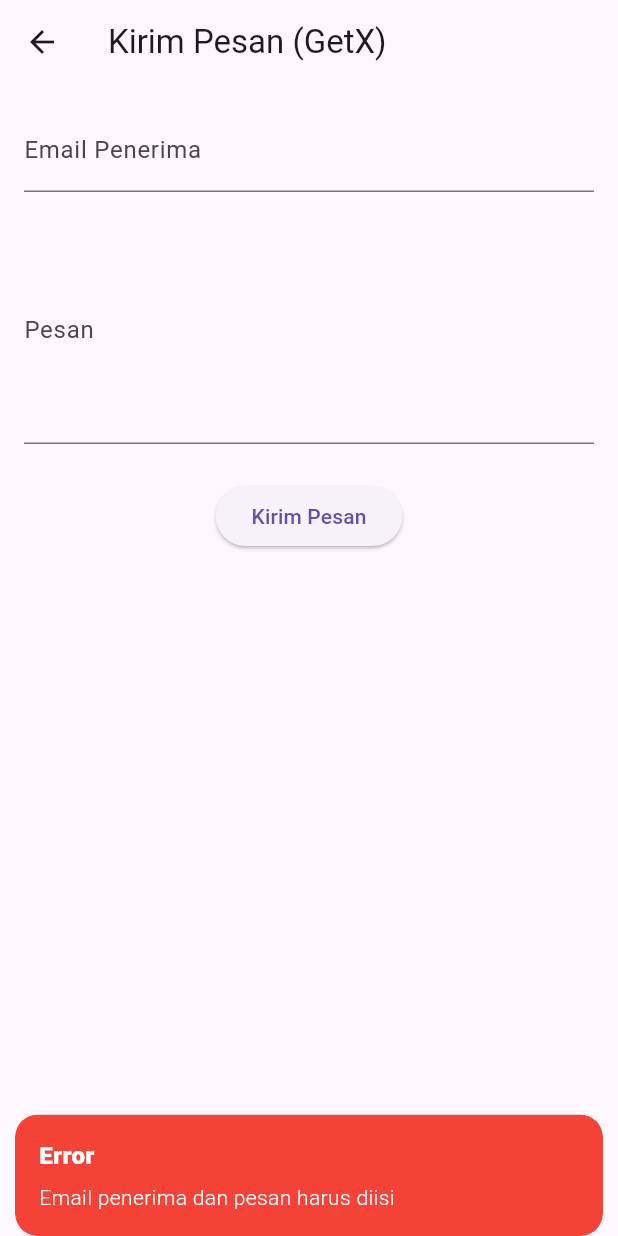
After one commit to imdito/Kripto-App-Vault, a Flutter app: the SendMessageView screen opened by its route, after a tap on "Kirim Pesan", on a phone screen of 412 x 824 dp. The commit adds this screen. Run offline on Flutter 3.47's test engine with Material 3 defaults, Android fonts, the phone set to English and light mode, and no system bars; our stand-ins replace file_picker, flutter_dotenv, get, get_storage, image_picker, local_auth; missing offline and left inert: saver_gallery; accounts and stored records are empty; statements that could not run were skipped.

Commit message:
tambah fitur untuk melakukan send message

```diff
--- a/lib/homePage/home_page_controller.dart
+++ b/lib/homePage/home_page_controller.dart
@@ -120,6 +120,14 @@ class HomePageController extends GetxController {
                 Get.toNamed('/steganography');
               },
             ),
+            ListTile(
+              leading: const Icon(Icons.send_rounded),
+              title: const Text('Kirim Pesan Aman'),
+              onTap: () {
+                Get.back();
+                Get.toNamed('/send-page', arguments: id);
+              },
+            ),
           ],
         ),
       ),
--- a/lib/routes.dart
+++ b/lib/routes.dart
@@ -10,6 +10,8 @@ import 'package:kripto_app/profilePage/editProfile/edit_profile_controller.dart'
 import 'package:kripto_app/profilePage/editProfile/edit_profile_view.dart';
 import 'package:kripto_app/profilePage/profile_controller.dart';
 import 'package:kripto_app/profilePage/profile_view.dart';
+import 'package:kripto_app/sendMessage/send_message_controller.dart';
+import 'package:kripto_app/sendMessage/send_message_view.dart';
 import 'package:kripto_app/steganoPage/stegano_controller.dart';
 import 'package:kripto_app/steganoPage/stegano_view.dart';
 import 'package:kripto_app/superEncrypt/super_encrypt_controller.dart';
@@ -24,6 +26,7 @@ class AppRoutes {
   static const String detailMassage = '/detail-massage';
   static const String superEncrypt = '/super-encrypt';
   static const String fileEncrypt = '/file-encrypt';
+  static const String sendPage = '/send-page';
 
 }
 
@@ -91,5 +94,12 @@ class AppPages {
         },
       ),
     ),
+    GetPage(name: AppRoutes.sendPage,
+        page: ()=>SendMessageView(),
+        binding: BindingsBuilder(
+              (){
+            Get.lazyPut<SendMessageController>(()=>SendMessageController());
+      }
+    ))
   ];
 }
--- /dev/null
+++ b/lib/sendMessage/send_message_controller.dart
@@ -0,0 +1,128 @@
+import 'dart:convert';
+
+import 'package:flutter/material.dart';
+import 'package:flutter_dotenv/flutter_dotenv.dart';
+import 'package:get/get.dart';
+import 'package:http/http.dart' as http;
+
+// ❗ Asumsi Anda memiliki file service ini
+// import 'package:kripto_app/services/message_service.dart';
+
+// ❗ Placeholder service jika Anda belum memilikinya
+class MessageService {
+  Future<Map<String, dynamic>> sendMessage({
+    required int senderId,
+    required String receiverEmail,
+    required String messageText,
+  }) async {
+    try {
+      String? host = dotenv.env['API_HOST'];
+      final url = Uri.parse('$host/api/messages/send');
+      final response = await http.post(
+        url,
+        headers: {
+          'Content-Type': 'application/json; charset=UTF-8',
+        },
+        body: jsonEncode({
+          'sender_id': senderId,
+          'receiver_email': receiverEmail,
+          'message_text': messageText,
+        }),
+      );
+    }catch(e){
+      return {'success': false, 'message': 'Terjadi kesalahan: $e'};
+    }
+    await Future.delayed(const Duration(seconds: 2));
+    print("Sending message from $senderId to $receiverEmail");
+    // Simulasi sukses
+    return {'success': true, 'message': 'Pesan berhasil terkirim'};
+  }
+}
+
+class SendMessageController extends GetxController {
+  final _messageService = MessageService();
+  late TextEditingController receiverController;
+  late TextEditingController messageController;
+
+  // --- STATE REAKTIF ---
+  var isLoading = false.obs;
+
+  // --- DATA DARI HALAMAN SEBELUMNYA ---
+  late int currentUserId = Get.arguments as int;
+
+  // --- LIFECYCLE ---
+  @override
+  void onInit() {
+    super.onInit();
+    // Inisialisasi controller
+    receiverController = TextEditingController();
+    messageController = TextEditingController();
+
+    // Ambil currentUserId dari argumen navigasi
+    // Panggil halaman ini menggunakan:
+    // Get.toNamed('/send-message', arguments: 123); // (ganti 123 dengan ID user)
+    currentUserId = Get.arguments as int;
+  }
+
+  @override
+  void onClose() {
+    // Selalu dispose controller
+    receiverController.dispose();
+    messageController.dispose();
+    super.onClose();
+  }
+
+  // --- LOGIKA AKSI ---
+  Future<void> sendMessage() async {
+    if (receiverController.text.isEmpty || messageController.text.isEmpty) {
+      Get.snackbar(
+        'Error',
+        'Email penerima dan pesan harus diisi',
+        snackPosition: SnackPosition.BOTTOM,
+        backgroundColor: Colors.red,
+        colorText: Colors.white,
+      );
+      return;
+    }
+
+    isLoading(true); // Mulai loading
+
+    try {
+      final result = await _messageService.sendMessage(
+        senderId: currentUserId, // Ambil dari properti
+        receiverEmail: receiverController.text,
+        messageText: messageController.text,
+      );
+
+      if (result['success']) {
+        Get.snackbar(
+          'Sukses',
+          result['message'],
+          snackPosition: SnackPosition.BOTTOM,
+          backgroundColor: Colors.green,
+          colorText: Colors.white,
+        );
+        messageController.clear();
+        receiverController.clear();
+      } else {
+        Get.snackbar(
+          'Gagal',
+          result['message'],
+          snackPosition: SnackPosition.BOTTOM,
+          backgroundColor: Colors.orange,
+          colorText: Colors.white,
+        );
+      }
+    } catch (e) {
+      Get.snackbar(
+        'Error',
+        'Terjadi kesalahan: $e',
+        snackPosition: SnackPosition.BOTTOM,
+        backgroundColor: Colors.red,
+        colorText: Colors.white,
+      );
+    } finally {
+      isLoading(false); // Selesai loading
+    }
+  }
+}
--- /dev/null
+++ b/lib/sendMessage/send_message_view.dart
@@ -0,0 +1,55 @@
+import 'package:flutter/material.dart';
+import 'package:get/get.dart';
+import 'package:kripto_app/sendMessage/send_message_controller.dart';
+
+// Ganti dari StatefulWidget menjadi GetView
+class SendMessageView extends GetView<SendMessageController> {
+  const SendMessageView({Key? key}) : super(key: key);
+
+  @override
+  Widget build(BuildContext context) {
+    return Scaffold(
+      appBar: AppBar(title: Text('Kirim Pesan (GetX)')),
+      body: Padding(
+        padding: EdgeInsets.all(16),
+        child: Column(
+          children: [
+            TextField(
+              controller: controller.receiverController, // Gunakan controller
+              decoration: InputDecoration(
+                labelText: 'Email Penerima',
+                hintText: 'user@example.com',
+              ),
+            ),
+            SizedBox(height: 16),
+            TextField(
+              controller: controller.messageController, // Gunakan controller
+              decoration: InputDecoration(
+                labelText: 'Pesan',
+                hintText: 'Tulis pesan Anda...',
+              ),
+              maxLines: 5,
+            ),
+            SizedBox(height: 24),
+
+            // Bungkus Tombol dengan Obx
+            Obx(() => ElevatedButton(
+              // Nonaktifkan tombol saat loading
+              onPressed: controller.isLoading.value ? null : controller.sendMessage,
+              child: controller.isLoading.value
+                  ? SizedBox(
+                height: 20,
+                width: 20,
+                child: CircularProgressIndicator(
+                  color: Colors.white,
+                  strokeWidth: 2,
+                ),
+              )
+                  : Text('Kirim Pesan'),
+            )),
+          ],
+        ),
+      ),
+    );
+  }
+}
```
Also changed, not shown: lib/homePage/home_page_view.dart (+1 -34 lines).
